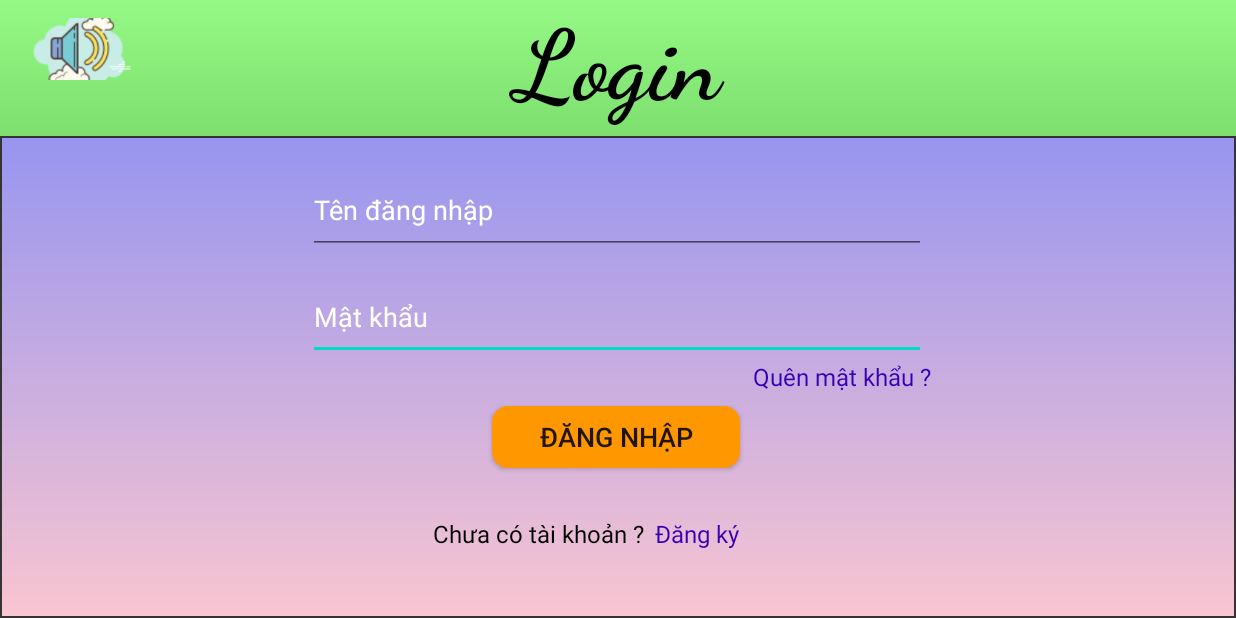
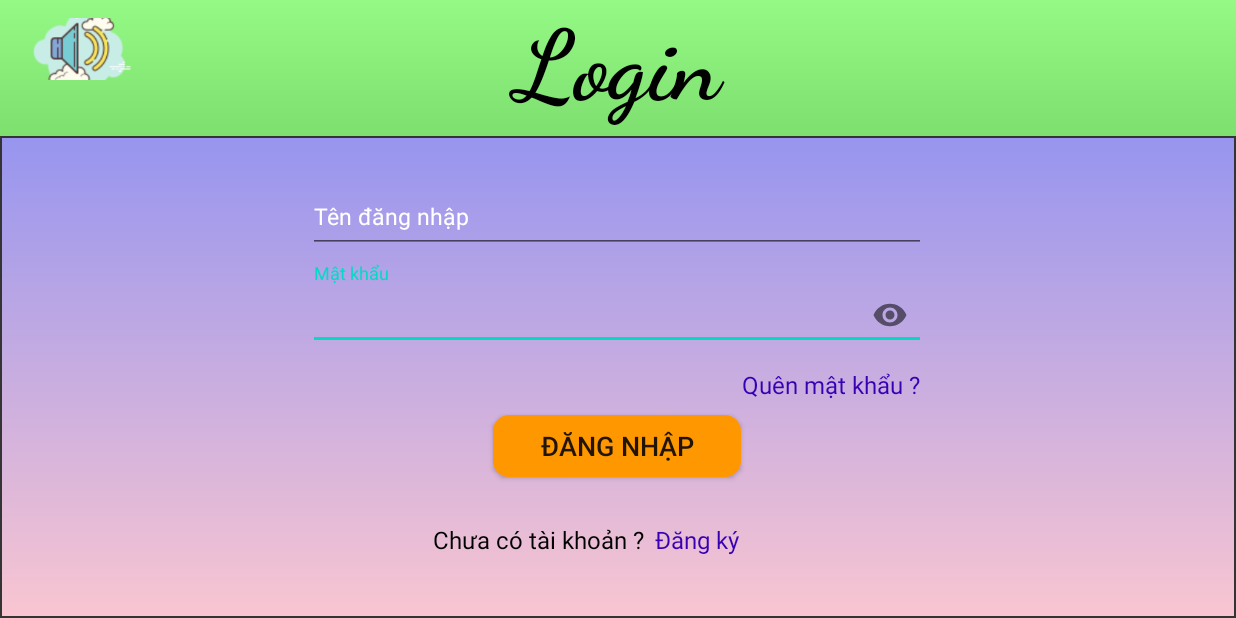
Before and after one commit to rakadin/Math_Dices, an Android app: the LoginActivity screen opened directly, with no data from a screen before it, on a phone screen of 824 x 412 dp (held sideways). Run offline under Robolectric (Android 15) with nearby library versions, the phone set to English and light mode, and no system bars.

Commit message:
add sqlite and some login, register part 2

```diff
--- a/app/src/main/java/com/example/math_dices/sqlite/UserDAO.java
+++ b/app/src/main/java/com/example/math_dices/sqlite/UserDAO.java
@@ -11,10 +11,14 @@ import com.example.math_dices.model.Users;
 public class UserDAO {
     private SQLiteDatabase db;
 
+    // khởi tạo trường user
     public UserDAO(Context context) { // phải truyền context vào
         AppData appData = new AppData(context); // khai bao de ket noi
         this.db = appData.getWritableDatabase();
     }
+    /*
+    thêm user mới nào DB
+     */
     public long insertUser(Users users) // them user mới -> đăng ký
     {
         ContentValues values = new ContentValues();// tạo values
@@ -25,6 +29,9 @@ public class UserDAO {
         return  db.insert("User",null, values);// gửi value kia vào database
 
     }
+    /*
+    validate user đã có chưa
+     */
     public boolean checkuser(String s)
     {
         Cursor cursor =  db.rawQuery("SELECT * FROM User where username = ?", new String[]{String.valueOf(s)});
@@ -36,11 +43,24 @@ public class UserDAO {
         else return true;
 
     }
-//    public int showuserID(String s)
-//    {
-//        Cursor cursor =  db.rawQuery("SELECT * FROM User where username = ?", new String[]{String.valueOf(s)});
-//        cursor.isNull();
-//        int id = cursor.getInt(0);
-//        return id;
-//    }
+    /*
+    trả về ID theo username
+     */
+    public int returnID(String s)
+    {
+        Cursor cursor =  db.rawQuery("SELECT id FROM User where username = ?", new String[]{String.valueOf(s)});
+        cursor.moveToNext();
+        int id = cursor.getInt(0);
+        return id;
+    }
+    /*
+    trả về password theo username
+     */
+    public String returnPass(String s)
+    {
+        Cursor cursor =  db.rawQuery("SELECT password FROM User where username = ?", new String[]{String.valueOf(s)});
+        cursor.moveToNext();
+        String pass = cursor.getString(0);
+        return pass;
+    }
 }
--- a/app/src/main/res/layout/activity_login.xml
+++ b/app/src/main/res/layout/activity_login.xml
@@ -39,36 +39,57 @@
         app:layout_constraintVertical_bias="1.0"
         app:layout_constraintWidth_percent="1" />
 
-    <EditText
-        android:id="@+id/edtpass"
+
+    <android.support.design.widget.TextInputLayout
+        android:id="@+id/textInputLayout"
         android:layout_width="0dp"
         android:layout_height="0dp"
-        android:layout_marginTop="13dp"
         android:hint="Mật khẩu"
         android:textColorHint="@color/white"
-        app:layout_constraintBottom_toBottomOf="@+id/view"
-        app:layout_constraintEnd_toEndOf="@+id/view"
+        app:layout_constraintBottom_toBottomOf="parent"
+        app:layout_constraintEnd_toEndOf="parent"
         app:layout_constraintHeight_percent="0.14"
         app:layout_constraintHorizontal_bias="0.498"
-        app:layout_constraintStart_toStartOf="@+id/view"
-        app:layout_constraintTop_toBottomOf="@+id/edtusername"
-        app:layout_constraintVertical_bias="0.0"
-        app:layout_constraintWidth_percent="0.5" />
+        app:layout_constraintStart_toStartOf="parent"
+        app:layout_constraintTop_toBottomOf="@+id/textInputLayout5"
+        app:layout_constraintVertical_bias="0.038"
+        app:layout_constraintWidth_percent="0.5"
+        app:passwordToggleEnabled="true">
 
-    <EditText
-        android:id="@+id/edtusername"
+        <EditText
+            android:id="@+id/edtpass"
+            android:layout_width="match_parent"
+            android:layout_height="match_parent"
+            android:layout_marginTop="13dp"
+            android:inputType="textPassword"
+            android:textSize="15sp"
+            android:textColor="@color/black"/>
+    </android.support.design.widget.TextInputLayout>
+
+    <android.support.design.widget.TextInputLayout
+        android:id="@+id/textInputLayout5"
         android:layout_width="0dp"
         android:layout_height="0dp"
         android:hint="Tên đăng nhập"
         android:textColorHint="@color/white"
-        app:layout_constraintBottom_toBottomOf="@+id/view"
-        app:layout_constraintEnd_toEndOf="@+id/view"
+        app:layout_constraintBottom_toBottomOf="parent"
+        app:layout_constraintEnd_toEndOf="parent"
         app:layout_constraintHeight_percent="0.14"
         app:layout_constraintHorizontal_bias="0.498"
-        app:layout_constraintStart_toStartOf="@+id/view"
-        app:layout_constraintTop_toBottomOf="@+id/textView"
-        app:layout_constraintVertical_bias="0.101"
-        app:layout_constraintWidth_percent="0.5" />
+        app:layout_constraintStart_toStartOf="parent"
+        app:layout_constraintTop_toTopOf="@+id/view"
+        app:layout_constraintVertical_bias="0.076"
+        app:layout_constraintWidth_percent="0.5">
+
+        <EditText
+            android:textSize="15sp"
+            android:textColor="@color/black"
+            android:id="@+id/edtusername"
+            android:layout_width="match_parent"
+            android:layout_height="match_parent" />
+    </android.support.design.widget.TextInputLayout>
+
+
 
     <TextView
         android:id="@+id/forgotpasbut"
@@ -79,10 +100,10 @@
         android:textSize="16sp"
         app:layout_constraintBottom_toBottomOf="@+id/view"
         app:layout_constraintEnd_toEndOf="@+id/view"
-        app:layout_constraintHorizontal_bias="0.712"
+        app:layout_constraintHorizontal_bias="0.701"
         app:layout_constraintStart_toStartOf="@+id/view"
-        app:layout_constraintTop_toBottomOf="@+id/edtpass"
-        app:layout_constraintVertical_bias="0.0" />
+        app:layout_constraintTop_toBottomOf="@+id/textInputLayout"
+        app:layout_constraintVertical_bias="0.076" />
 
     <Button
 
@@ -95,10 +116,10 @@
         app:layout_constraintBottom_toBottomOf="@+id/view"
         app:layout_constraintEnd_toEndOf="@+id/view"
         app:layout_constraintHeight_percent="0.1"
-        app:layout_constraintHorizontal_bias="0.498"
+        app:layout_constraintHorizontal_bias="0.499"
         app:layout_constraintStart_toStartOf="@+id/view"
         app:layout_constraintTop_toBottomOf="@+id/forgotpasbut"
-        app:layout_constraintVertical_bias="0.076"
+        app:layout_constraintVertical_bias="0.096"
         app:layout_constraintWidth_percent="0.2" />
 
     <TextView
```
